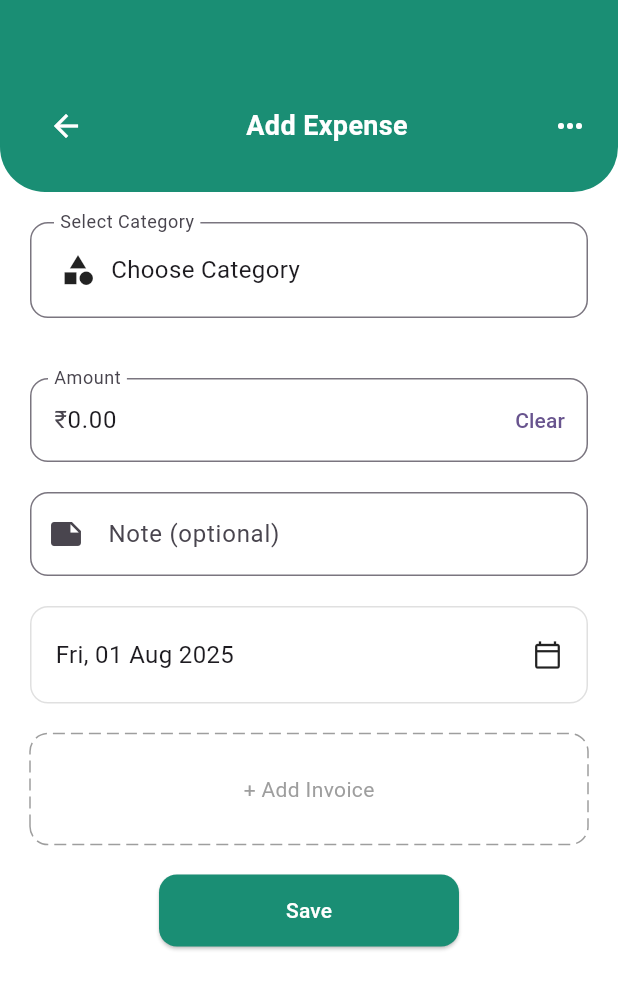
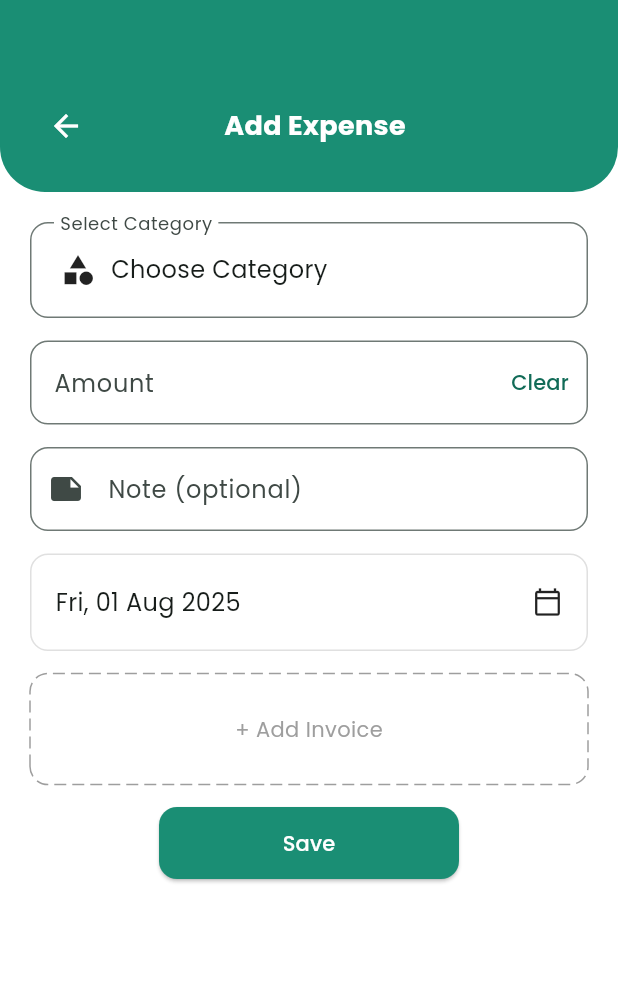
Before and after one commit to shiv-stack/expense_tracker_flutter, a Flutter app: the HomeScreen screen opened directly, after a tap on the "filter list" icon, after a tap on the "add" icon, on a phone screen of 412 x 824 dp. Shown: the top 989 px of the screen. Run offline on Flutter 3.47's test engine with Material 3 defaults, Android fonts, the phone set to English and light mode, and no system bars; drawn by our look-alikes of dotted_border; our stand-ins replace fl_chart, flutter_bloc, hive, hive_flutter, shared_preferences; accounts and stored records are empty.

Commit message:
Updated UI and fonts -> categories, homescreen and add expense

```diff
--- a/lib/Screens/Add_Expense.dart
+++ b/lib/Screens/Add_Expense.dart
@@ -19,7 +19,7 @@ class _AddExpenseScreenState extends State<AddExpenseScreen> {
   // String selectedCategory = "Expense";
   String selectedType = 'Expense'; // default
   CategoryModel? selectedCategory; // Default category
-  TextEditingController amountController = TextEditingController(text: "0.00");
+  TextEditingController amountController = TextEditingController();
   TextEditingController noteController = TextEditingController();
   DateTime selectedDate = DateTime.now(); //  today's date
 
@@ -48,8 +48,7 @@ class _AddExpenseScreenState extends State<AddExpenseScreen> {
             // Header with curved background
             Container(
               width: double.infinity,
-              padding: const EdgeInsets.only(
-                  top: 60, left: 20, right: 20, bottom: 20),
+              padding: const EdgeInsets.only(top: 60, left: 20, right: 20, bottom: 20),
               decoration: BoxDecoration(
                 color: primaryColor,
                 borderRadius: const BorderRadius.vertical(
@@ -60,12 +59,8 @@ class _AddExpenseScreenState extends State<AddExpenseScreen> {
                 mainAxisAlignment: MainAxisAlignment.spaceBetween,
                 children: [
                   BackButton(color: Colors.white),
-                  Text("Add Expense",
-                      style: TextStyle(
-                          color: Colors.white,
-                          fontSize: 18,
-                          fontWeight: FontWeight.bold)),
-                  Icon(Icons.more_horiz, color: Colors.white),
+                  Text("Add Expense", style: TextStyle(color: Colors.white, fontSize: 18, fontWeight: FontWeight.bold)),
+                  SizedBox(width: 40)
                 ],
               ),
             ),
@@ -73,12 +68,12 @@ class _AddExpenseScreenState extends State<AddExpenseScreen> {
             Padding(
               padding: const EdgeInsets.all(20.0),
               child: Column(
+                spacing: 15,
                 children: [
                   // Category Dropdown
                   GestureDetector(
                     onTap: () async {
-                      final result =
-                          await showModalBottomSheet<Map<String, dynamic>>(
+                      final result = await showModalBottomSheet<Map<String, dynamic>>(
                         context: context,
                         isScrollControlled: true,
                         builder: (_) => CategoryModalSheet(
@@ -90,8 +85,7 @@ class _AddExpenseScreenState extends State<AddExpenseScreen> {
                       if (result != null) {
                         setState(() {
                           selectedCategory = result['category'];
-                          selectedType =
-                              result['isIncome'] ? 'Income' : 'Expense';
+                          selectedType = result['isIncome'] ? 'Income' : 'Expense';
                         });
                       }
                     },
@@ -101,8 +95,7 @@ class _AddExpenseScreenState extends State<AddExpenseScreen> {
                         border: OutlineInputBorder(
                           borderRadius: BorderRadius.circular(12),
                         ),
-                        contentPadding: const EdgeInsets.symmetric(
-                            horizontal: 16, vertical: 20),
+                        contentPadding: const EdgeInsets.symmetric(horizontal: 16, vertical: 20),
                       ),
                       child: Row(
                         children: [
@@ -116,7 +109,6 @@ class _AddExpenseScreenState extends State<AddExpenseScreen> {
                       ),
                     ),
                   ),
-                  const SizedBox(height: 20),
 
                   // Dropdown for Service/Transaction Title
                   // Container(
@@ -154,13 +146,11 @@ class _AddExpenseScreenState extends State<AddExpenseScreen> {
                   //     },
                   //   ),
                   // ),
-                  const SizedBox(height: 20),
 
                   // Amount Input
                   TextFormField(
                     controller: amountController,
-                    keyboardType:
-                        const TextInputType.numberWithOptions(decimal: true),
+                    keyboardType: const TextInputType.numberWithOptions(decimal: true),
                     decoration: InputDecoration(
                       labelText: 'Amount',
                       prefixText: '₹',
@@ -170,11 +160,9 @@ class _AddExpenseScreenState extends State<AddExpenseScreen> {
                         },
                         child: const Text("Clear"),
                       ),
-                      border: OutlineInputBorder(
-                          borderRadius: BorderRadius.circular(12)),
+                      border: OutlineInputBorder(borderRadius: BorderRadius.circular(12)),
                     ),
                   ),
-                  const SizedBox(height: 20),
                   //note
                   TextFormField(
                     controller: noteController,
@@ -187,14 +175,12 @@ class _AddExpenseScreenState extends State<AddExpenseScreen> {
                       ),
                     ),
                   ),
-                  const SizedBox(height: 20),
 
                   // Date Picker
                   GestureDetector(
                     onTap: () => _selectDate(context),
                     child: Container(
-                      padding: const EdgeInsets.symmetric(
-                          horizontal: 16, vertical: 20),
+                      padding: const EdgeInsets.symmetric(horizontal: 16, vertical: 20),
                       decoration: BoxDecoration(
                         border: Border.all(color: Colors.grey.shade300),
                         borderRadius: BorderRadius.circular(12),
@@ -211,7 +197,6 @@ class _AddExpenseScreenState extends State<AddExpenseScreen> {
                       ),
                     ),
                   ),
-                  const SizedBox(height: 20),
 
                   // Add Invoice (Optional)
                   GestureDetector(
@@ -233,8 +218,7 @@ class _AddExpenseScreenState extends State<AddExpenseScreen> {
                               child: const Center(
                                 child: Text(
                                   "🚧 This feature will roll out soon!",
-                                  style: TextStyle(
-                                      color: Colors.black, fontSize: 16),
+                                  style: TextStyle(color: Colors.black, fontSize: 16),
                                 ),
                               ),
                             ),
@@ -257,14 +241,9 @@ class _AddExpenseScreenState extends State<AddExpenseScreen> {
                         width: double.infinity,
                         height: 70,
                         alignment: Alignment.center,
-                        child: const Text("+ Add Invoice",
-                            style: TextStyle(color: Colors.grey)),
+                        child: const Text("+ Add Invoice", style: TextStyle(color: Colors.grey)),
                       ),
                     ),
-                  ),
-
-                  SizedBox(
-                    height: 20,
                   ),
 
                   // Save Button
@@ -272,18 +251,21 @@ class _AddExpenseScreenState extends State<AddExpenseScreen> {
                     width: 200,
                     child: ElevatedButton(
                       style: ElevatedButton.styleFrom(
-                        backgroundColor:
-                            Color(0xFF1A8E74), // ✅ Background color
+                        backgroundColor: Color(0xFF1A8E74), // ✅ Background color
                         foregroundColor: Colors.white, // ✅ Text/icon color
-                        padding: const EdgeInsets.symmetric(
-                            horizontal: 32, vertical: 14),
+                        padding: const EdgeInsets.symmetric(horizontal: 32, vertical: 14),
                         shape: RoundedRectangleBorder(
                           borderRadius: BorderRadius.circular(12),
                         ),
                       ),
                       onPressed: () {
-                        final amount =
-                            double.tryParse(amountController.text) ?? 0.0;
+                        if (amountController.text.isEmpty || selectedCategory == null) {
+                          ScaffoldMessenger.of(context).showSnackBar(
+                            const SnackBar(content: Text("Please fill all fields")),
+                          );
+                          return;
+                        }
+                        final amount = double.tryParse(amountController.text) ?? 0.0;
                         final isIncome = selectedType == 'Income';
 
                         context.read<ExpenseBloc>().add(
--- a/lib/Screens/HomeScreen.dart
+++ b/lib/Screens/HomeScreen.dart
@@ -4,6 +4,8 @@ import 'package:expensely_app/Screens/Chart_Screen.dart';
 import 'package:expensely_app/bloc/expense_event.dart';
 import 'package:expensely_app/bloc/expense_state.dart';
 import 'package:expensely_app/constants/colors..dart';
+import 'package:expensely_app/constants/extensions.dart';
+import 'package:expensely_app/models/transaction.dart';
 import 'package:expensely_app/utils/icon_map.dart';
 import 'package:flutter/material.dart';
 import 'package:flutter_bloc/flutter_bloc.dart';
@@ -19,14 +21,38 @@ class HomeScreen extends StatefulWidget {
   State<HomeScreen> createState() => _HomeScreenState();
 }
 
-class _HomeScreenState extends State<HomeScreen> {
+class _HomeScreenState extends State<HomeScreen> with SingleTickerProviderStateMixin {
   String userName = '';
   bool isFilterApplied = false;
+  String selectedMonth = DateFormat.MMMM().format(DateTime.now());
+  int selectedYear = DateTime.now().year;
+  final currentMonth = DateTime.now().month;
 
+  late AnimationController _animationController;
   @override
   void initState() {
     super.initState();
+    _animationController = AnimationController(
+      vsync: this,
+      duration: const Duration(milliseconds: 300),
+    );
+    _animationController.forward();
     context.read<ExpenseBloc>().add(LoadTransactions());
+  }
+
+  @override
+  void dispose() {
+    _animationController.dispose();
+    super.dispose();
+  }
+
+  List<Transaction> filteredTransactions(ExpenseState state) {
+    final filteredTransactions = isFilterApplied
+        ? state.transactions
+        : state.transactions.where((t) => t.date.month == currentMonth && t.date.year == selectedYear).toList()
+      ..sort((a, b) => b.date.compareTo(a.date));
+
+    return filteredTransactions;
   }
 
   @override
@@ -87,6 +113,8 @@ class _HomeScreenState extends State<HomeScreen> {
                                     context.read<ExpenseBloc>().add(ResetFilter());
                                     setState(() {
                                       isFilterApplied = false;
+                                      selectedMonth = DateFormat.MMMM().format(DateTime.now());
+                                      selectedYear = DateTime.now().year;
                                     });
                                   },
                                 ),
@@ -94,7 +122,7 @@ class _HomeScreenState extends State<HomeScreen> {
                           )
                         ],
                       ),
-                      const SizedBox(height: 20),
+                      const SizedBox(height: 8),
                       Container(
                         padding: const EdgeInsets.all(20),
                         decoration: BoxDecoration(
@@ -110,37 +138,43 @@ class _HomeScreenState extends State<HomeScreen> {
                         ),
                         child: Column(
                           children: [
-                            const Row(
+                            Row(
                               mainAxisAlignment: MainAxisAlignment.spaceBetween,
                               children: [
-                                Text("Total Balance", style: TextStyle(color: Colors.white70)),
+                                Text("Total Balance", style: TextStyle(color: Colors.white)),
                                 // Icon(Icons.more_horiz, color: Colors.white),
                               ],
                             ),
-                            const SizedBox(height: 10),
+                            const SizedBox(height: 5),
                             Text(
-                              "₹${state.totalBalance.toStringAsFixed(2)}",
-                              style: const TextStyle(color: Colors.white, fontSize: 28, fontWeight: FontWeight.bold),
+                              "₹ ${state.totalBalance.formatWithCommas()}",
+                              style: const TextStyle(color: Colors.white, fontSize: 28, fontWeight: FontWeight.w600),
                             ),
-                            const SizedBox(height: 15),
+                            const SizedBox(height: 5),
                             Row(
                               mainAxisAlignment: MainAxisAlignment.spaceBetween,
                               children: [
                                 Column(
                                   children: [
-                                    const Icon(Icons.arrow_downward, color: Colors.white70),
+                                    CircleAvatar(
+                                        radius: 15,
+                                        backgroundColor: Colors.white12,
+                                        child: const Icon(Icons.arrow_downward, size: 18, color: Colors.green)),
                                     const SizedBox(height: 5),
-                                    Text("₹${state.totalIncome.toStringAsFixed(2)}",
+                                    Text("₹${state.totalIncome.formatWithCommas()}",
                                         style: const TextStyle(color: Colors.white)),
                                     const Text("Income", style: TextStyle(color: Colors.white70)),
                                   ],
                                 ),
                                 Column(
                                   children: [
-                                    const Icon(Icons.arrow_upward, color: Colors.white70),
+                                    CircleAvatar(
+                                        radius: 15,
+                                        backgroundColor: Colors.white12,
+                                        child: const Icon(Icons.arrow_upward, size: 18, color: Colors.red)),
                                     const SizedBox(height: 5),
-                                    Text("₹${state.totalExpenses.toStringAsFixed(2)}",
-                                        style: const TextStyle(color: Colors.white)),
+                                    Text("₹${state.totalExpenses.formatWithCommas()}",
+                                        style: const TextStyle(color: Colors.white, fontWeight: FontWeight.w500)),
                                     const Text("Expenses", style: TextStyle(color: Colors.white70)),
                                   ],
                                 ),
@@ -157,7 +191,7 @@ class _HomeScreenState extends State<HomeScreen> {
 
             // Transaction History
             Padding(
-              padding: const EdgeInsets.all(20.0),
+              padding: const EdgeInsets.symmetric(horizontal: 12.0, vertical: 20),
               child: BlocBuilder<ExpenseBloc, ExpenseState>(
                 builder: (context, state) {
                   return Column(
@@ -170,17 +204,16 @@ class _HomeScreenState extends State<HomeScreen> {
                         ],
                       ),
                       SizedBox(height: 15),
-                      ...state.transactions
-                          .sorted((a, b) => b.date.compareTo(a.date)) // Sort by latest date
+                      ...filteredTransactions(state) // Sort by latest date
                           .map((transaction) {
                         return _buildTransaction(
                             transaction.title,
                             DateFormat.yMMMd().format(transaction.date),
-                            "${transaction.isIncome ? '+' : '-'} ₹${transaction.amount.toStringAsFixed(2)}",
+                            "${transaction.isIncome ? '+' : '-'} ₹${transaction.amount.formatWithCommas()}",
                             transaction.isIncome ? Colors.green : Colors.red,
                             transaction.note,
                             transaction.category.name);
-                      }).toList(),
+                      }),
                     ],
                   );
                 },
@@ -251,11 +284,35 @@ class _HomeScreenState extends State<HomeScreen> {
   ) {
     final icon = iconMap[categoryName.toLowerCase()] ?? Icons.category;
 
-    return ListTile(
+    return AnimatedBuilder(
+        animation: _animationController,
+        builder: (context, child) {
+          return FadeTransition(
+              opacity: _animationController,
+              child: SlideTransition(
+                position: Tween<Offset>(
+                  begin: const Offset(0, 0.5),
+                  end: Offset.zero,
+                ).animate(_animationController),
+                child: Container(
+                  padding: const EdgeInsets.symmetric(horizontal: 8),
+                  margin: const EdgeInsets.symmetric(vertical: 4),
+                  decoration: BoxDecoration(
+                    color: Colors.white,
+                    borderRadius: BorderRadius.circular(10),
+                    boxShadow: [
+                      BoxShadow(
+                        color: Colors.black12,
+                        blurRadius: 5,
+                        offset: const Offset(0, 2),
+                      ),
+                    ],
+                  ),
+                  child: ListTile(
                     contentPadding: EdgeInsets.zero,
                     leading: CircleAvatar(
-        backgroundColor: Colors.grey.shade200,
-        child: Icon(icon, color: Colors.black), // <- Use icon here
+                      backgroundColor: primaryColor.withValues(alpha: 0.1),
+                      child: Icon(icon, color: primaryColor), // <- Use icon here
                     ),
                     title: Text(title),
                     subtitle: Text(note.isNotEmpty ? note : ''),
@@ -274,7 +331,10 @@ class _HomeScreenState extends State<HomeScreen> {
                         ),
                       ],
                     ),
-    );
+                  ),
+                ),
+              ));
+        });
   }
 
   String _getGreeting() {
@@ -300,9 +360,6 @@ class _HomeScreenState extends State<HomeScreen> {
       "December"
     ];
     List<int> years = List.generate(10, (index) => 2024 + index);
-
-    String selectedMonth = DateFormat.MMMM().format(DateTime.now());
-    int selectedYear = DateTime.now().year;
 
     showModalBottomSheet(
       context: context,
--- /dev/null
+++ b/lib/constants/extensions.dart
@@ -0,0 +1,26 @@
+extension NumberFormatter on double {
+  String formatWithCommas() {
+    final parts = toStringAsFixed(2).split('.');
+    final intPart = parts[0];
+    final decimalPart = parts[1] == '00' ? '' : '.${parts[1]}';
+
+    if (intPart.length <= 3) return intPart + decimalPart;
+
+    final lastThree = intPart.substring(intPart.length - 3);
+    final rest = intPart.substring(0, intPart.length - 3);
+
+    final buffer = StringBuffer();
+    int count = 0;
+
+    for (int i = rest.length - 1; i >= 0; i--) {
+      buffer.write(rest[i]);
+      count++;
+      if (count % 2 == 0 && i != 0) {
+        buffer.write(',');
+      }
+    }
+
+    final formattedRest = buffer.toString().split('').reversed.join('');
+    return '$formattedRest,$lastThree$decimalPart';
+  }
+}
--- a/lib/main.dart
+++ b/lib/main.dart
@@ -2,6 +2,7 @@ import 'package:expensely_app/Screens/HomeScreen.dart';
 import 'package:expensely_app/Screens/Welcome_Screen.dart';
 import 'package:expensely_app/bloc/expense_bloc.dart';
 import 'package:expensely_app/bloc/expense_event.dart';
+import 'package:expensely_app/constants/colors..dart';
 import 'package:expensely_app/models/category_model.dart';
 import 'package:expensely_app/models/transaction.dart';
 
@@ -27,8 +28,6 @@ void main() async {
     MultiBlocProvider(
       providers: [
         BlocProvider(create: (_) => ExpenseBloc()..add(LoadTransactions())),
-
-
       ],
       child: MyApp(prefsService: prefsService, savedName: savedName),
     ),
@@ -51,7 +50,8 @@ class MyApp extends StatelessWidget {
       debugShowCheckedModeBanner: false,
       title: 'Expensely App',
       theme: ThemeData(
-        colorScheme: ColorScheme.fromSeed(seedColor: Colors.deepPurple),
+        fontFamily: "Poppins",
+        colorScheme: ColorScheme.fromSeed(seedColor: primaryColor),
         useMaterial3: true,
       ),
       home: savedName == null
```
Also changed, not shown: lib/widgets/category_modal_sheet.dart (+21 -4 lines), pubspec.yaml (+11 -6 lines), assets/fonts/Poppins-Black.ttf (added), assets/fonts/Poppins-Bold.ttf (added), assets/fonts/Poppins-Light.ttf (added), assets/fonts/Poppins-Medium.ttf (added), assets/fonts/Poppins-Regular.ttf (added), assets/fonts/Poppins-SemiBold.ttf (added), assets/fonts/Poppins-Thin.ttf (added). Lines whose indentation alone changed are shown as unchanged.
